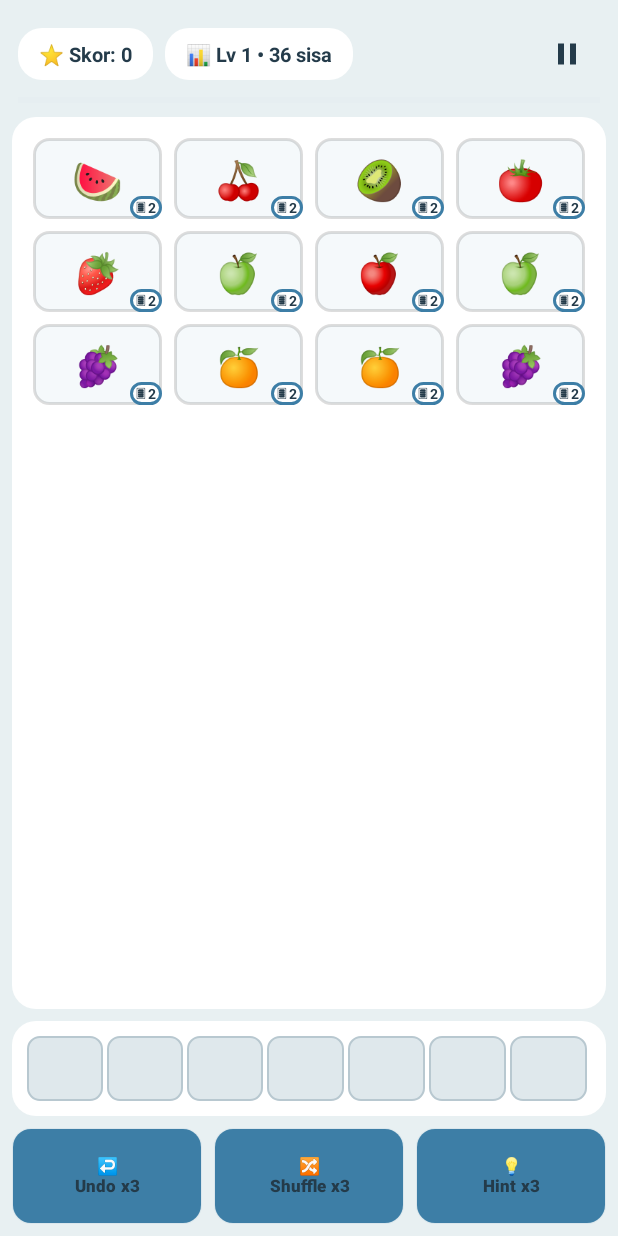
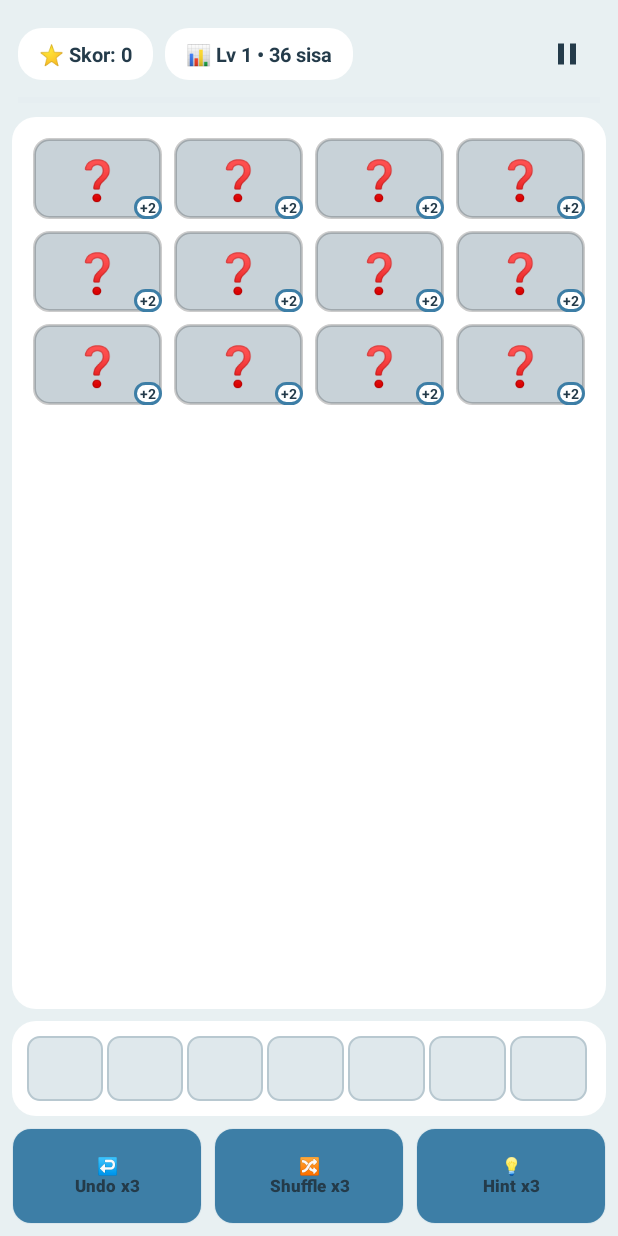
Before and after one commit to anwarlutfi58-cmd/mencocokan-gambar, an Android app: the GameActivity screen opened directly, with no data from a screen before it, on a phone screen of 412 x 824 dp. Run offline under Robolectric (Android 15) with nearby library versions, the phone set to English and light mode, and no system bars.

Commit message:
Perbarui app/src/main/java/com/matchtriple/pro/TileAdapter.kt

```diff
--- a/app/src/main/java/com/matchtriple/pro/TileAdapter.kt
+++ b/app/src/main/java/com/matchtriple/pro/TileAdapter.kt
@@ -32,6 +32,7 @@ class TileAdapter(
             tv.text = ""
             tv.background = null
             tv.setOnClickListener(null)
+            tv.isClickable = false
             tv.alpha = 0f
             badge.visibility = View.GONE
             holder.itemView.elevation = 0f
@@ -39,15 +40,25 @@ class TileAdapter(
         }
 
         tv.alpha = 1f
-        tv.text = tile.emoji
-        tv.background = holder.itemView.context.getDrawable(R.drawable.bg_tile)
-        tv.setTextColor(Color.BLACK)
         tv.setOnClickListener { onClick(position) }
-        holder.itemView.elevation = if (tile.stackBelow > 0) 8f else 2f
+
+        if (tile.faceUp) {
+            // Sudah dibuka: baru terlihat gambarnya.
+            tv.text = tile.emoji
+            tv.background = holder.itemView.context.getDrawable(R.drawable.bg_tile)
+            tv.setTextColor(Color.BLACK)
+            holder.itemView.elevation = 6f
+        } else {
+            // Masih tertutup: hanya punggung kartu, tidak ada gambar/nama.
+            tv.text = "❓"
+            tv.background = holder.itemView.context.getDrawable(R.drawable.bg_tile_locked)
+            tv.setTextColor(Color.parseColor("#243B4A"))
+            holder.itemView.elevation = if (tile.stackBelow > 0) 8f else 3f
+        }
 
         if (tile.stackBelow > 0) {
             badge.visibility = View.VISIBLE
-            badge.text = "🂠 ${tile.stackBelow}"
+            badge.text = "+${tile.stackBelow}"
         } else {
             badge.visibility = View.GONE
         }
```
